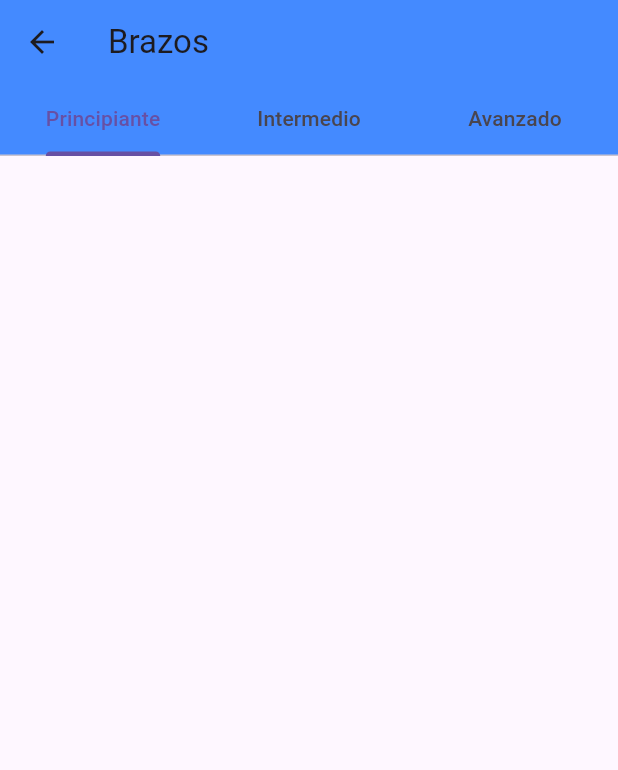
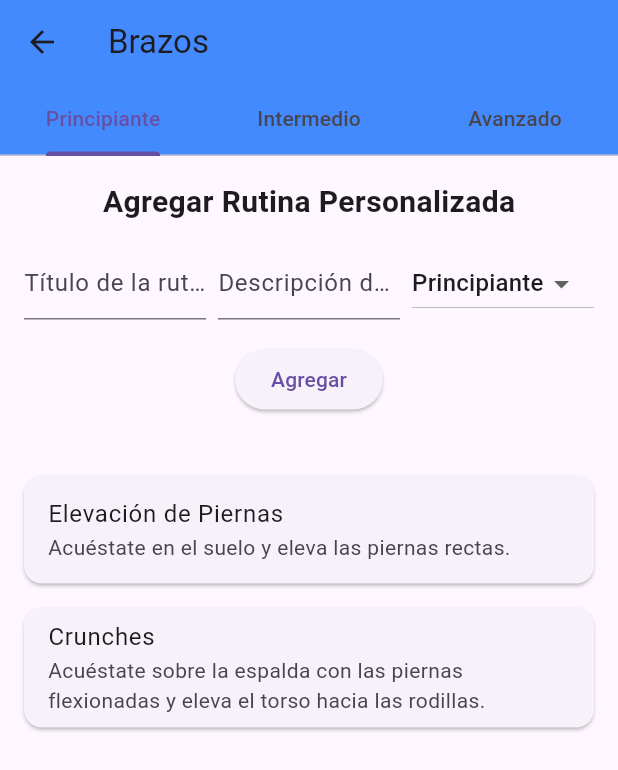
Before and after one commit to ExceptionDev2211/rutinas_app, a Flutter app: the screen it shows after launch, after a tap on "Brazos", on a phone screen of 412 x 824 dp. Shown: the top 770 px of the screen. Run offline on Flutter 3.47's test engine with Material 3 defaults, Android fonts, the phone set to English and light mode, and no system bars; our stand-ins replace flutter_keyboard_visibility, sqflite, table_calendar; accounts and stored records are empty; network calls fail.

Commit message:
Base de datos rutinas personalizadas

```diff
--- /dev/null
+++ b/lib/models/db_model.dart
@@ -0,0 +1,36 @@
+
+class Routine {
+  final int? id;
+  final String title;
+  final String description;
+  final String type;
+  final String difficulty;
+
+  Routine({
+    this.id,
+    required this.title,
+    required this.description,
+    required this.type,
+    required this.difficulty,
+  });
+
+  Map<String, dynamic> toMap() {
+    return {
+      'id': id,
+      'title': title,
+      'description': description,
+      'type': type,
+      'difficulty': difficulty,
+    };
+  }
+
+  static Routine fromMap(Map<String, dynamic> map) {
+    return Routine(
+      id: map['id'],
+      title: map['title'],
+      description: map['description'],
+      type: map['type'],
+      difficulty: map['difficulty'],
+    );
+  }
+}
--- a/lib/pages/routines_screen.dart
+++ b/lib/pages/routines_screen.dart
@@ -1,10 +1,151 @@
-// pages/rutines_page.dart
 import 'package:flutter/material.dart';
+import 'package:rutinas_app/models/db_model.dart';
+import 'package:rutinas_app/providers/db_features.dart';
 
-class RutinesPage extends StatelessWidget {
+class RutinesPage extends StatefulWidget {
   final String routineName;
 
   const RutinesPage({super.key, required this.routineName});
+
+  @override
+  _RutinesPageState createState() => _RutinesPageState();
+}
+
+class _RutinesPageState extends State<RutinesPage> {
+  final DBEFeatures db = DBEFeatures();
+  List<Routine> customRoutines = [];
+  final titleController = TextEditingController();
+  final descriptionController = TextEditingController();
+  String selectedDifficulty = 'Principiante';
+
+  @override
+  void initState() {
+    super.initState();
+    _loadCustomRoutines();
+  }
+
+  Future<void> _loadCustomRoutines() async {
+    List<Routine> dbRoutines = await db.getAllRoutines();
+    setState(() {
+      customRoutines = dbRoutines;
+    });
+  }
+
+  Future<void> _addCustomRoutine() async {
+    final newRoutine = Routine(
+      title: titleController.text,
+      description: descriptionController.text,
+      type: widget.routineName,
+      difficulty: selectedDifficulty,
+    );
+
+    await db.insertRoutine(newRoutine);
+    titleController.clear();
+    descriptionController.clear();
+    selectedDifficulty = 'Principiante';
+    _loadCustomRoutines();
+  }
+
+  Future<void> _deleteCustomRoutine(int id) async {
+    await db.deleteRoutine(id);
+    _loadCustomRoutines();
+  }
+
+  List<Routine> _getPredefinedRoutines(String difficulty) {
+    switch (difficulty) {
+      case 'Principiante':
+        return [
+          Routine(
+            title: 'Elevación de Piernas',
+            description: 'Acuéstate en el suelo y eleva las piernas rectas.',
+            type: widget.routineName,
+            difficulty: 'Principiante',
+          ),
+          Routine(
+            title: 'Crunches',
+            description: 'Acuéstate sobre la espalda con las piernas flexionadas y eleva el torso hacia las rodillas.',
+            type: widget.routineName,
+            difficulty: 'Principiante',
+          ),
+        ];
+      case 'Intermedio':
+        return [
+          Routine(
+            title: 'Elevación de Piernas',
+            description: 'Acuéstate en el suelo y eleva las piernas rectas.',
+            type: widget.routineName,
+            difficulty: 'Intermedio',
+          ),
+          Routine(
+            title: 'Tablón',
+            description: 'Mantén una posición de plancha con los codos y pies en el suelo.',
+            type: widget.routineName,
+            difficulty: 'Intermedio',
+          ),
+          Routine(
+            title: 'Crunches con Giro',
+            description: 'Realiza crunches mientras giras el torso hacia los lados.',
+            type: widget.routineName,
+            difficulty: 'Intermedio',
+          ),
+        ];
+      case 'Avanzado':
+        return [
+          Routine(
+            title: 'Elevación de Piernas con Pesas',
+            description: 'Acuéstate en el suelo y eleva las piernas con pesas en los tobillos.',
+            type: widget.routineName,
+            difficulty: 'Avanzado',
+          ),
+          Routine(
+            title: 'Tablón con Elevación de Piernas',
+            description: 'Mantén una posición de plancha y eleva una pierna a la vez.',
+            type: widget.routineName,
+            difficulty: 'Avanzado',
+          ),
+          Routine(
+            title: 'Crunches con Peso',
+            description: 'Realiza crunches mientras sostienes un peso sobre el pecho.',
+            type: widget.routineName,
+            difficulty: 'Avanzado',
+          ),
+        ];
+      default:
+        return [];
+    }
+  }
+
+  List<Routine> _getAllRoutines(String difficulty) {
+    return [
+      ..._getPredefinedRoutines(difficulty),
+      ...customRoutines.where((routine) => routine.difficulty == difficulty && routine.type == widget.routineName),
+    ];
+  }
+
+  Widget _buildExerciseList(List<Routine> exercises) {
+    return ListView(
+      padding: const EdgeInsets.all(16),
+      children: exercises.map((exercise) {
+        bool isPredefined = _getPredefinedRoutines(exercise.difficulty).any((predefined) => predefined.title == exercise.title);
+
+        return Card(
+          margin: const EdgeInsets.symmetric(vertical: 8),
+          child: ListTile(
+            title: Text(exercise.title),
+            subtitle: Text(exercise.description),
+            trailing: isPredefined
+                ? null
+                : IconButton(
+                    icon: Icon(Icons.delete),
+                    onPressed: () {
+                      _deleteCustomRoutine(exercise.id!);
+                    },
+                  ),
+          ),
+        );
+      }).toList(),
+    );
+  }
 
   @override
   Widget build(BuildContext context) {
@@ -12,7 +153,7 @@ class RutinesPage extends StatelessWidget {
       length: 3,
       child: Scaffold(
         appBar: AppBar(
-          title: Text(routineName),
+          title: Text(widget.routineName),
           backgroundColor: Colors.blueAccent,
           bottom: const TabBar(
             tabs: [
@@ -22,91 +163,75 @@ class RutinesPage extends StatelessWidget {
             ],
           ),
         ),
-        body: TabBarView(
-          children: [
-            _buildExerciseList(_getExercisesForLevel('Principiante')),
-            _buildExerciseList(_getExercisesForLevel('Intermedio')),
-            _buildExerciseList(_getExercisesForLevel('Avanzado')),
-          ],
+        body: SingleChildScrollView( // Agrega el SingleChildScrollView
+          child: Column(
+            children: [
+              Padding(
+                padding: const EdgeInsets.all(16.0),
+                child: Text(
+                  'Agregar Rutina Personalizada',
+                  style: TextStyle(fontSize: 20, fontWeight: FontWeight.bold),
+                ),
+              ),
+              Padding(
+                padding: const EdgeInsets.symmetric(horizontal: 16.0),
+                child: Row(
+                  children: [
+                    Expanded(
+                      child: TextField(
+                        controller: titleController,
+                        decoration: InputDecoration(hintText: 'Título de la rutina'),
+                      ),
+                    ),
+                    const SizedBox(width: 8),
+                    Expanded(
+                      child: TextField(
+                        controller: descriptionController,
+                        decoration: InputDecoration(hintText: 'Descripción de la rutina'),
+                      ),
+                    ),
+                    const SizedBox(width: 8),
+                    Expanded(
+                      child: DropdownButton<String>(
+                        value: selectedDifficulty,
+                        items: <String>['Principiante', 'Intermedio', 'Avanzado']
+                            .map<DropdownMenuItem<String>>((String value) {
+                          return DropdownMenuItem<String>(
+                            value: value,
+                            child: Text(value),
+                          );
+                        }).toList(),
+                        onChanged: (String? newValue) {
+                          setState(() {
+                            selectedDifficulty = newValue!;
+                          });
+                        },
+                      ),
+                    ),
+                  ],
+                ),
+              ),
+              const SizedBox(height: 16),
+              ElevatedButton( // Mueve el botón aquí
+                onPressed: _addCustomRoutine,
+                child: Text('Agregar'),
+              ),
+              const SizedBox(height: 16),
+              // Usa el TabBarView como antes
+              SizedBox(
+                height: 400, // Ajusta la altura según sea necesario
+                child: TabBarView(
+                  children: [
+                    _buildExerciseList(_getAllRoutines('Principiante')),
+                    _buildExerciseList(_getAllRoutines('Intermedio')),
+                    _buildExerciseList(_getAllRoutines('Avanzado')),
+                  ],
+                ),
+              ),
+            ],
+          ),
         ),
       ),
     );
   }
-
-  List<Map<String, String>> _getExercisesForLevel(String level) {
-    switch (routineName) {
-      case 'Abdominales':
-        switch (level) {
-          case 'Principiante':
-            return [
-              {
-                'name': 'Elevación de Piernas',
-                'description': 'Acuéstate en el suelo y eleva las piernas rectas.'
-              },
-              {
-                'name': 'Crunches',
-                'description': 'Acuéstate sobre la espalda con las piernas flexionadas y eleva el torso hacia las rodillas.'
-              },
-            ];
-          case 'Intermedio':
-            return [
-              {
-                'name': 'Elevación de Piernas',
-                'description': 'Acuéstate en el suelo y eleva las piernas rectas.'
-              },
-              {
-                'name': 'Tablón',
-                'description': 'Mantén una posición de plancha con los codos y pies en el suelo.'
-              },
-              {
-                'name': 'Crunches con Giro',
-                'description': 'Realiza crunches mientras giras el torso hacia los lados.'
-              },
-            ];
-          case 'Avanzado':
-            return [
-              {
-                'name': 'Elevación de Piernas con Pesas',
-                'description': 'Acuéstate en el suelo y eleva las piernas con pesas en los tobillos.'
-              },
-              {
-                'name': 'Tablón con Elevación de Piernas',
-                'description': 'Mantén una posición de plancha y eleva una pierna a la vez.'
-              },
-              {
-                'name': 'Crunches con Peso',
-                'description': 'Realiza crunches mientras sostienes un peso sobre el pecho.'
-              },
-            ];
-        }
-        break;
-      case 'Brazos':
-
-        break;
-      case 'Piernas':
-
-        break;
-      case 'Hombros':
-
-        break;
-      default:
-        return [];
-    }
-    return [];
-  }
-
-  Widget _buildExerciseList(List<Map<String, String>> exercises) {
-    return ListView(
-      padding: const EdgeInsets.all(16),
-      children: exercises.map((exercise) {
-        return Card(
-          margin: const EdgeInsets.symmetric(vertical: 8),
-          child: ListTile(
-            title: Text(exercise['name']!),
-            subtitle: Text(exercise['description']!),
-          ),
-        );
-      }).toList(),
-    );
-  }
 }
--- /dev/null
+++ b/lib/providers/db_features.dart
@@ -0,0 +1,90 @@
+import 'package:rutinas_app/models/db_model.dart';
+import 'package:sqflite/sqflite.dart';
+import 'package:path/path.dart';
+
+class DBEFeatures {
+  static final DBEFeatures _instance = DBEFeatures._internal();
+  static Database? _database;
+
+  factory DBEFeatures() {
+    return _instance;
+  }
+
+  DBEFeatures._internal();
+
+  Future<Database> get database async {
+    if (_database != null) return _database!;
+
+    _database = await _initDatabase();
+    return _database!;
+  }
+
+  Future<Database> _initDatabase() async {
+    final dbPath = await getDatabasesPath();
+    String path = join(dbPath, 'routines.db');
+
+    return await openDatabase(
+      path,
+      version: 1,
+      onCreate: _onCreate,
+    );
+  }
+
+  Future<void> _onCreate(Database db, int version) async {
+    await db.execute('''
+      CREATE TABLE routines(
+        id INTEGER PRIMARY KEY AUTOINCREMENT,
+        title TEXT,
+        description TEXT,
+        type TEXT,
+        difficulty TEXT
+      )
+    ''');
+  }
+
+  Future<int> insertRoutine(Routine routine) async {
+    final db = await database;
+    return await db.insert('routines', routine.toMap());
+  }
+
+  Future<List<Routine>> getAllRoutines() async {
+    final db = await database;
+    final List<Map<String, dynamic>> maps = await db.query('routines');
+
+    return List.generate(maps.length, (i) {
+      return Routine.fromMap(maps[i]);
+    });
+  }
+
+  Future<List<Routine>> getRoutinesByTypeAndDifficulty(String type, String difficulty) async {
+    final db = await database;
+    final List<Map<String, dynamic>> maps = await db.query(
+      'routines',
+      where: 'type = ? AND difficulty = ?',
+      whereArgs: [type, difficulty],
+    );
+
+    return List.generate(maps.length, (i) {
+      return Routine.fromMap(maps[i]);
+    });
+  }
+
+  Future<int> updateRoutine(Routine routine) async {
+    final db = await database;
+    return await db.update(
+      'routines',
+      routine.toMap(),
+      where: 'id = ?',
+      whereArgs: [routine.id],
+    );
+  }
+
+  Future<int> deleteRoutine(int id) async {
+    final db = await database;
+    return await db.delete(
+      'routines',
+      where: 'id = ?',
+      whereArgs: [id],
+    );
+  }
+}
--- a/pubspec.yaml
+++ b/pubspec.yaml
@@ -32,6 +32,8 @@ dependencies:
     sdk: flutter
   table_calendar: ^3.0.6
   flutter_keyboard_visibility: ^5.4.0
+  sqflite: ^2.3.3+1
+  path: ^1.8.0
 
 
 
```
Also changed, not shown: pubspec.lock.
